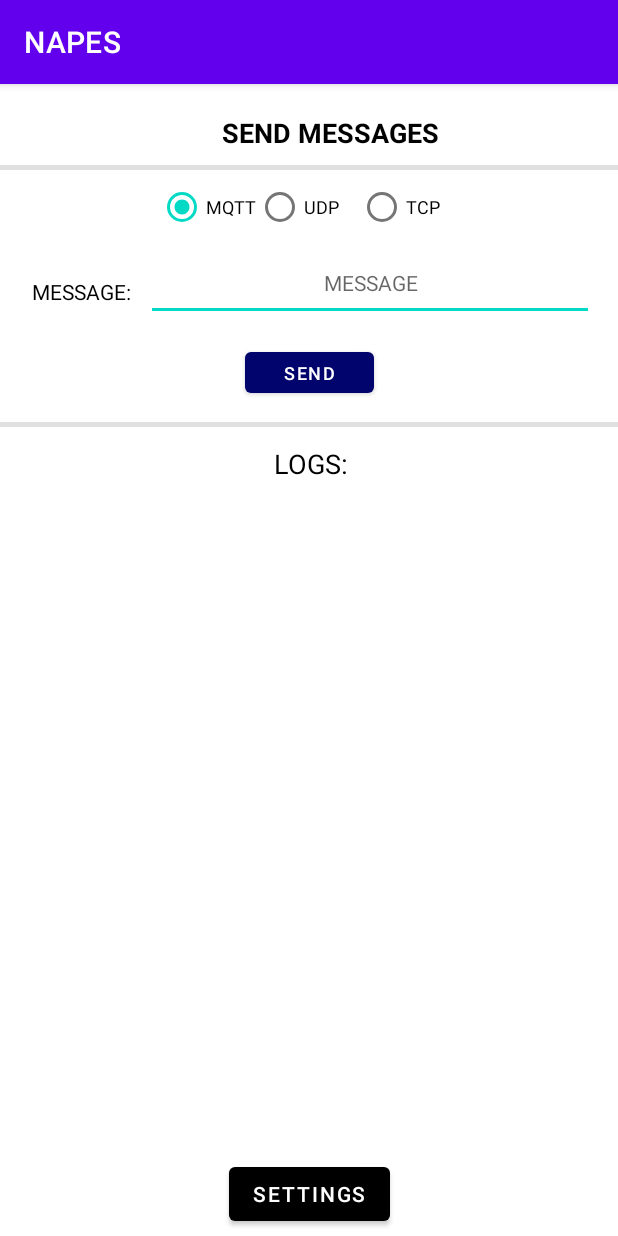
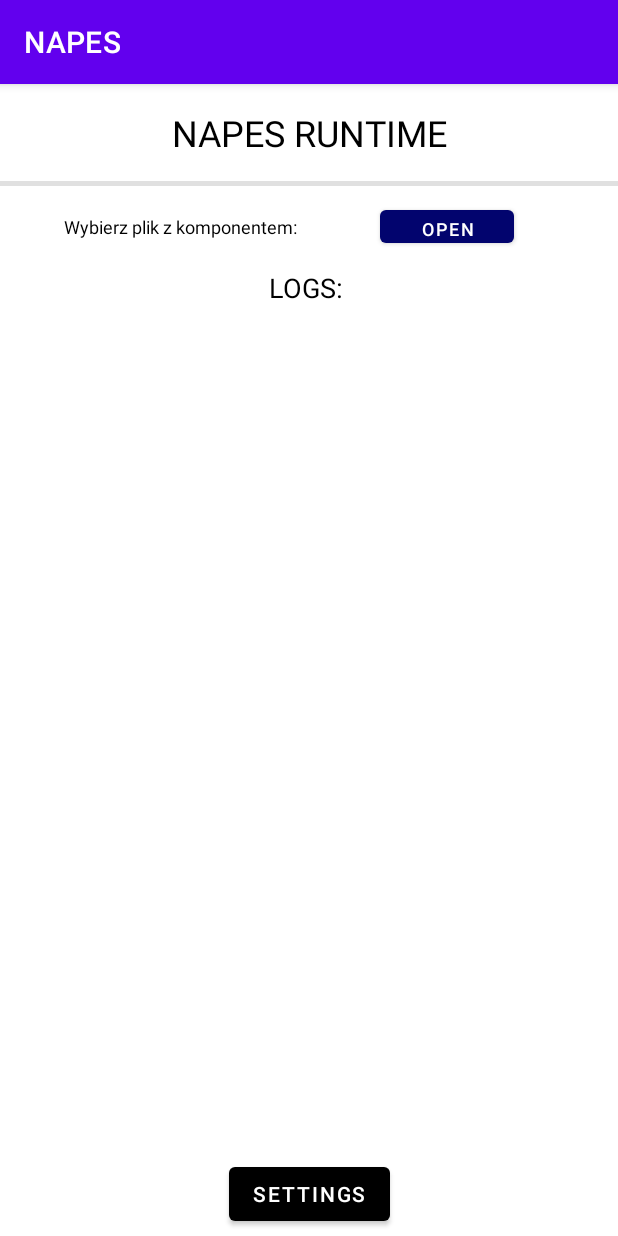
Before and after one commit to NikitaVovk/NAPES, an Android app: the screen it shows after launch (MainActivity), on a phone screen of 412 x 824 dp. Run offline under Robolectric (Android 15) with nearby library versions, the phone set to English and light mode, and no system bars; libraries missing offline, so code that uses them is left out: org.eclipse.paho.

Commit message:
Parser working with server files <'.rcr'>

```diff
--- a/app/src/main/java/com/example/napes/MainActivity.java
+++ b/app/src/main/java/com/example/napes/MainActivity.java
@@ -71,9 +71,9 @@ public class MainActivity extends AppCompatActivity  {
     public void addListenerOnButton(){
         System.out.println("COMING ON MAIN");
         settingButton = (Button) findViewById(R.id.settingButton);
-        radioGroup = (RadioGroup) findViewById(R.id.radioGroup);
+       // radioGroup = (RadioGroup) findViewById(R.id.radioGroup);
 
-        messageText = findViewById(R.id.messageText);
+      //  messageText = findViewById(R.id.messageText);
         sendButton = findViewById(R.id.sendButton);
 
 
@@ -126,7 +126,7 @@ public class MainActivity extends AppCompatActivity  {
     private void performFileSearch(){
         Intent intent = new Intent(Intent.ACTION_OPEN_DOCUMENT);
         intent.addCategory(Intent.CATEGORY_OPENABLE);
-        intent.setType("text/*");
+        intent.setType("*/*");
 
 
         startActivityForResult(intent, READ_REQUEST_CODE);
--- a/app/src/main/java/com/example/napes/runtime/parser/ComponentParser.java
+++ b/app/src/main/java/com/example/napes/runtime/parser/ComponentParser.java
@@ -36,7 +36,7 @@ public class ComponentParser extends PayLoadParser {
 
 
         component.setStateMachineList(stateMachineParser.parseStateMachineList());
-        readTillTo('{',';');
+       // readTillTo('{',';');
         System.out.println(component.getStateMachineList());
 
         if (!readTillTo(';',';').equals("")){
--- a/app/src/main/java/com/example/napes/runtime/parser/StateMachineParser.java
+++ b/app/src/main/java/com/example/napes/runtime/parser/StateMachineParser.java
@@ -48,9 +48,9 @@ public class StateMachineParser  extends PayLoadParser{
             till='}';
         while (!linkedList.getFirst().equals(String.valueOf(till))&&
                 !linkedList.get(1).equals(String.valueOf(till))){
+            linkedList.pop();
+            stateList.getStates().add(parseState());
 
-            stateList.getStates().add(parseState());
-            linkedList.pop();
 
         }
         return stateList;
--- a/app/src/main/res/layout/activity_main.xml
+++ b/app/src/main/res/layout/activity_main.xml
@@ -6,63 +6,44 @@
     android:layout_height="match_parent"
     tools:context=".MainActivity">
 
+    <TextView
+        android:id="@+id/textView2"
+        android:layout_width="0dp"
+        android:layout_height="0dp"
+        android:layout_marginStart="26dp"
+        android:layout_marginLeft="26dp"
+        android:layout_marginEnd="39dp"
+        android:layout_marginRight="39dp"
+        android:gravity="center"
+        android:text="Wybierz plik z komponentem:"
+        android:textAllCaps="false"
+        android:textColor="#000000"
+        android:textSize="12sp"
+        app:layout_constraintBottom_toBottomOf="@+id/sendButton"
+        app:layout_constraintEnd_toStartOf="@+id/sendButton"
+        app:layout_constraintStart_toStartOf="parent"
+        app:layout_constraintTop_toTopOf="@+id/sendButton" />
+
     <View
         android:id="@+id/divider5"
-        android:layout_width="wrap_content"
+        android:layout_width="420dp"
         android:layout_height="3dp"
-        android:layout_marginBottom="8dp"
+        android:layout_marginBottom="10dp"
         android:background="?android:attr/listDivider"
-        app:layout_constraintBottom_toTopOf="@+id/textView7"
-        app:layout_constraintStart_toStartOf="parent"
-        app:layout_constraintTop_toBottomOf="@+id/sendButton" />
-
-    <RadioGroup
-        android:id="@+id/radioGroup"
-        android:layout_width="200dp"
-        android:layout_height="41dp"
-        android:layout_marginBottom="22dp"
-        android:gravity="center"
-        android:orientation="horizontal"
-        app:layout_constraintBottom_toTopOf="@+id/textView5"
+        app:layout_constraintBottom_toTopOf="@+id/sendButton"
         app:layout_constraintEnd_toEndOf="parent"
         app:layout_constraintStart_toStartOf="parent"
-        app:layout_constraintTop_toBottomOf="@+id/divider4">
-
-        <RadioButton
-            android:id="@+id/mqttRadio"
-            android:layout_width="wrap_content"
-            android:layout_height="26dp"
-            android:checked="true"
-            android:onClick="checkButton"
-            android:text="MQTT"
-            android:textSize="12sp" />
-
-        <RadioButton
-            android:id="@+id/udpRadio"
-            android:layout_width="68dp"
-            android:layout_height="25dp"
-            android:onClick="checkButton"
-            android:text="UDP"
-            android:textSize="12sp" />
-
-        <RadioButton
-            android:id="@+id/tcpRadio"
-            android:layout_width="68dp"
-            android:layout_height="25dp"
-            android:onClick="checkButton"
-            android:text="TCP"
-            android:textSize="12sp" />
-    </RadioGroup>
+        app:layout_constraintTop_toBottomOf="@+id/textView5" />
 
     <TextView
         android:id="@+id/textViewMqtt"
-        android:layout_width="0dp"
+        android:layout_width="391dp"
         android:layout_height="0dp"
-        android:layout_marginStart="11dp"
-        android:layout_marginLeft="11dp"
-        android:layout_marginEnd="11dp"
-        android:layout_marginRight="11dp"
-        android:layout_marginBottom="13dp"
+        android:layout_marginStart="9dp"
+        android:layout_marginLeft="9dp"
+        android:layout_marginEnd="9dp"
+        android:layout_marginRight="9dp"
+        android:layout_marginBottom="17dp"
         android:gravity="top"
         android:textSize="14sp"
         app:layout_constraintBottom_toTopOf="@+id/settingButton"
@@ -74,6 +55,7 @@
         android:id="@+id/settingButton"
         android:layout_width="wrap_content"
         android:layout_height="wrap_content"
+        android:layout_marginBottom="4dp"
         android:text="Settings"
         app:backgroundTint="#000000"
         app:layout_constraintBottom_toBottomOf="parent"
@@ -81,89 +63,47 @@
         app:layout_constraintStart_toStartOf="parent"
         app:layout_constraintTop_toBottomOf="@+id/textViewMqtt" />
 
+    <Button
+        android:id="@+id/sendButton"
+        android:layout_width="89dp"
+        android:layout_height="34dp"
+        android:layout_marginEnd="69dp"
+        android:layout_marginRight="69dp"
+        android:layout_marginBottom="11dp"
+        android:text="OPEN"
+        android:textSize="12sp"
+        app:backgroundTint="#02046E"
+        app:layout_constraintBottom_toTopOf="@+id/textView7"
+        app:layout_constraintEnd_toEndOf="parent"
+        app:layout_constraintStart_toEndOf="@+id/textView2"
+        app:layout_constraintTop_toBottomOf="@+id/divider5" />
+
     <TextView
-        android:id="@+id/textView2"
+        android:id="@+id/textView7"
         android:layout_width="wrap_content"
         android:layout_height="wrap_content"
-        android:layout_marginTop="16dp"
-        android:layout_marginEnd="13dp"
-        android:layout_marginRight="13dp"
-        android:layout_marginBottom="6dp"
-        android:text="SEND MESSAGES"
+        android:layout_marginEnd="24dp"
+        android:layout_marginRight="24dp"
+        android:layout_marginBottom="19dp"
+        android:text="LOGS:"
         android:textColor="#000000"
         android:textSize="18sp"
-        android:textStyle="bold"
-        app:layout_constraintBottom_toTopOf="@+id/divider4"
-        app:layout_constraintEnd_toEndOf="@+id/radioGroup"
-        app:layout_constraintTop_toTopOf="parent" />
-
-    <View
-        android:id="@+id/divider4"
-        android:layout_width="wrap_content"
-        android:layout_height="3dp"
-        android:background="?android:attr/listDivider"
-        app:layout_constraintBottom_toTopOf="@+id/radioGroup"
-        app:layout_constraintStart_toStartOf="parent"
-        app:layout_constraintTop_toBottomOf="@+id/textView2" />
-
-    <EditText
-        android:id="@+id/messageText"
-        android:layout_width="0dp"
-        android:layout_height="50dp"
-        android:layout_marginTop="54dp"
-        android:layout_marginEnd="16dp"
-        android:layout_marginRight="16dp"
-        android:layout_marginBottom="54dp"
-        android:ems="10"
-        android:gravity="center"
-        android:hint="MESSAGE"
-        android:inputType="textPersonName"
-        android:textSize="14sp"
-        app:layout_constraintBottom_toBottomOf="@+id/sendButton"
-        app:layout_constraintEnd_toEndOf="parent"
-        app:layout_constraintStart_toEndOf="@+id/textView5"
-        app:layout_constraintTop_toTopOf="@+id/divider4" />
+        app:layout_constraintBottom_toTopOf="@+id/textViewMqtt"
+        app:layout_constraintEnd_toStartOf="@+id/sendButton"
+        app:layout_constraintTop_toBottomOf="@+id/sendButton" />
 
     <TextView
         android:id="@+id/textView5"
         android:layout_width="wrap_content"
         android:layout_height="wrap_content"
-        android:layout_marginStart="21dp"
-        android:layout_marginLeft="21dp"
-        android:layout_marginEnd="10dp"
-        android:layout_marginRight="10dp"
-        android:layout_marginBottom="21dp"
-        android:text="MESSAGE:"
+        android:layout_marginTop="16dp"
+        android:layout_marginBottom="16dp"
+        android:text="NAPES RUNTIME"
         android:textColor="#000000"
-        app:layout_constraintBottom_toTopOf="@+id/sendButton"
-        app:layout_constraintEnd_toStartOf="@+id/messageText"
-        app:layout_constraintStart_toStartOf="parent"
-        app:layout_constraintTop_toBottomOf="@+id/radioGroup" />
-
-    <Button
-        android:id="@+id/sendButton"
-        android:layout_width="86dp"
-        android:layout_height="39dp"
-        android:layout_marginBottom="9dp"
-        android:text="SEND"
-        android:textSize="12sp"
-        app:backgroundTint="#02046E"
+        android:textSize="24sp"
         app:layout_constraintBottom_toTopOf="@+id/divider5"
         app:layout_constraintEnd_toEndOf="parent"
         app:layout_constraintStart_toStartOf="parent"
-        app:layout_constraintTop_toBottomOf="@+id/textView5" />
-
-    <TextView
-        android:id="@+id/textView7"
-        android:layout_width="wrap_content"
-        android:layout_height="wrap_content"
-        android:layout_marginStart="19dp"
-        android:layout_marginLeft="19dp"
-        android:text="LOGS:"
-        android:textColor="#000000"
-        android:textSize="18sp"
-        app:layout_constraintBottom_toTopOf="@+id/textViewMqtt"
-        app:layout_constraintStart_toStartOf="@+id/sendButton"
-        app:layout_constraintTop_toBottomOf="@+id/divider5" />
+        app:layout_constraintTop_toTopOf="parent" />
 
 </androidx.constraintlayout.widget.ConstraintLayout>
```
Also changed, not shown: app/src/main/java/com/example/napes/runtime/parser/FlowParser.java (+4 -5 lines).
